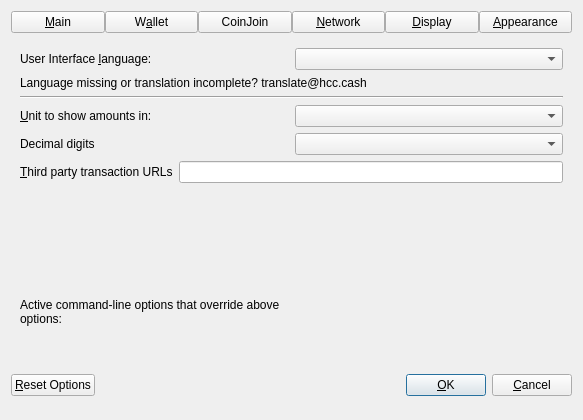
Qt form src/qt/forms/optionsdialog.ui (hcccrypto/hcc) before a commit.
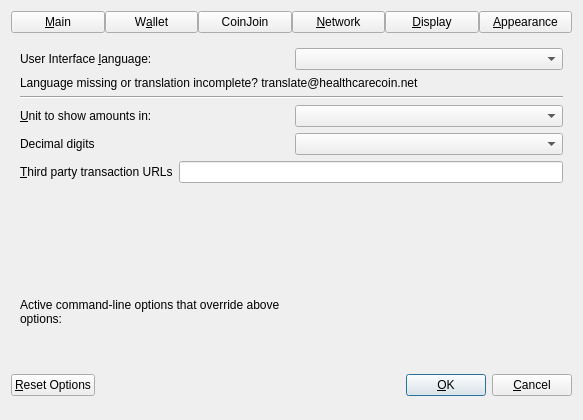
The same form after that commit. The open tabs and pages were chosen to show the change. Custom widgets are drawn as their Qt base class.

```diff
--- a/src/qt/forms/optionsdialog.ui
+++ b/src/qt/forms/optionsdialog.ui
@@ -754,7 +754,7 @@
           <string notr="true"/>
          </property>
          <property name="text">
-          <string>Language missing or translation incomplete? translate@hcc.cash</string>
+          <string>Language missing or translation incomplete? translate@healthcarecoin.net</string>
          </property>
          <property name="wordWrap">
           <bool>true</bool>
```
